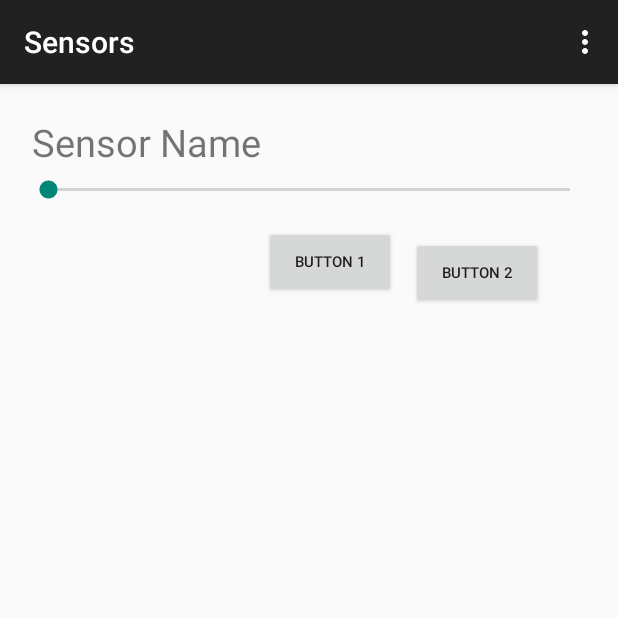
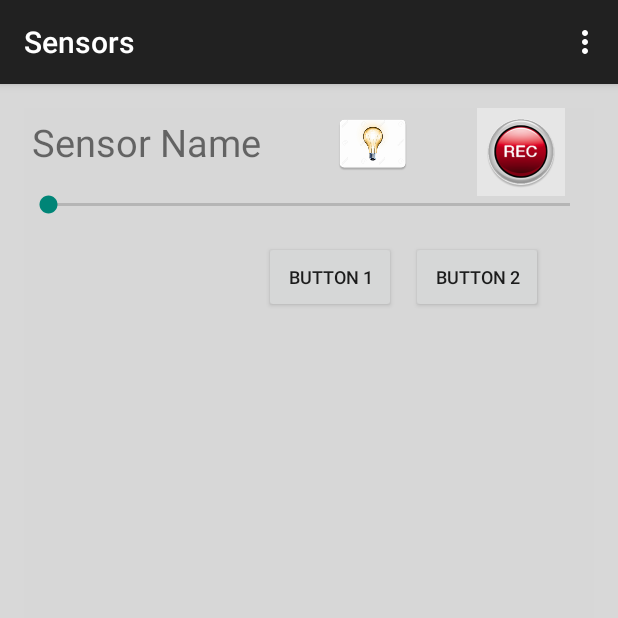
Before and after one commit to Lonswaya/CS307-MailBox-Sensor, an Android app: the MainActivity screen opened directly, with no data from a screen before it, on a phone screen of 412 x 824 dp, the top half of it. Run offline under Robolectric (Android 15) with nearby library versions, the phone set to English and light mode, and no system bars.

Commit message:
Added images to the main_activity, started settings page

```diff
--- a/src/AutoAwareApp/app/src/main/res/layout/activity_main.xml
+++ b/src/AutoAwareApp/app/src/main/res/layout/activity_main.xml
@@ -5,12 +5,13 @@
     android:paddingLeft="@dimen/activity_horizontal_margin"
     android:paddingRight="@dimen/activity_horizontal_margin"
     android:paddingTop="@dimen/activity_vertical_margin"
-    >
+    android:background="#d8d8d8">
 
     <ScrollView
         android:layout_width="match_parent"
         android:layout_height="match_parent"
-        android:id="@+id/main_form">
+        android:id="@+id/main_form"
+        android:background="#d7d7d7">
 
         <RelativeLayout android:id="@+id/sensor_info_form" android:layout_width="match_parent"
             android:layout_height="wrap_content" android:orientation="vertical">
@@ -27,20 +28,23 @@
                 android:id="@+id/sensor_type_image"
                 android:layout_width="wrap_content"
                 android:layout_height="wrap_content"
-                android:layout_marginTop="7dp"
-                android:padding="5dp"
-                android:layout_marginLeft="35dp"
+                android:layout_marginLeft="45dp"
+                android:paddingBottom="5dp"
                 android:layout_toRightOf="@id/sensor_name"
+                android:src="@mipmap/ic_bulb"
+                android:clickable="false"
                 />
 
             <ImageButton
                 android:id="@+id/rec_button"
                 android:layout_width="wrap_content"
                 android:layout_height="wrap_content"
-                android:layout_marginTop="7dp"
                 android:padding="5dp"
-                android:layout_marginLeft="100dp"
+                android:layout_marginLeft="45dp"
                 android:layout_toRightOf="@id/sensor_type_image"
+                android:src="@mipmap/ic_rec"
+                android:background="#e6e6e6"
+                android:clickable="true"
                 />
 
             <SeekBar
@@ -48,6 +52,8 @@
                 android:layout_width="match_parent"
                 android:layout_height="wrap_content"
                 android:layout_below="@id/sensor_name"
+                android:layout_marginTop="10dp"
+                android:clickable="false"
                 />
 
             <Button
@@ -55,11 +61,12 @@
                 android:layout_width="wrap_content"
                 android:layout_height="wrap_content"
                 android:text="@string/button1_string"
-                android:textSize="10dp"
+                android:textSize="12dp"
                 android:padding="5dp"
                 android:layout_below="@id/current_val_bar"
                 android:layout_marginTop="15dp"
                 android:layout_marginLeft="160dp"
+                android:clickable="true"
                 />
 
             <Button
@@ -67,11 +74,13 @@
                 android:layout_width="wrap_content"
                 android:layout_height="wrap_content"
                 android:text="@string/button2_string"
-                android:textSize="10dp"
+                android:textSize="12dp"
                 android:padding="5dp"
+                android:layout_below="@id/current_val_bar"
                 android:layout_toRightOf="@id/button1"
-                android:layout_marginTop="86dp"
+                android:layout_marginTop="15dp"
                 android:layout_marginLeft="10dp"
+                android:clickable="true"
                 />
 
         </RelativeLayout>
```
Also changed, not shown: src/AutoAwareApp/app/src/main/res/layout/activity_settings.xml (+18 -5 lines), src/AutoAwareApp/app/src/main/ic_rec-web.png (added), src/AutoAwareApp/app/src/main/res/mipmap-hdpi/ic_rec.png (added), src/AutoAwareApp/app/src/main/res/mipmap-mdpi/ic_rec.png (added), src/AutoAwareApp/app/src/main/res/mipmap-xhdpi/ic_rec.png (added), src/AutoAwareApp/app/src/main/res/mipmap-xxhdpi/ic_rec.png (added), src/AutoAwareApp/app/src/main/res/mipmap-xxxhdpi/ic_rec.png (added).
